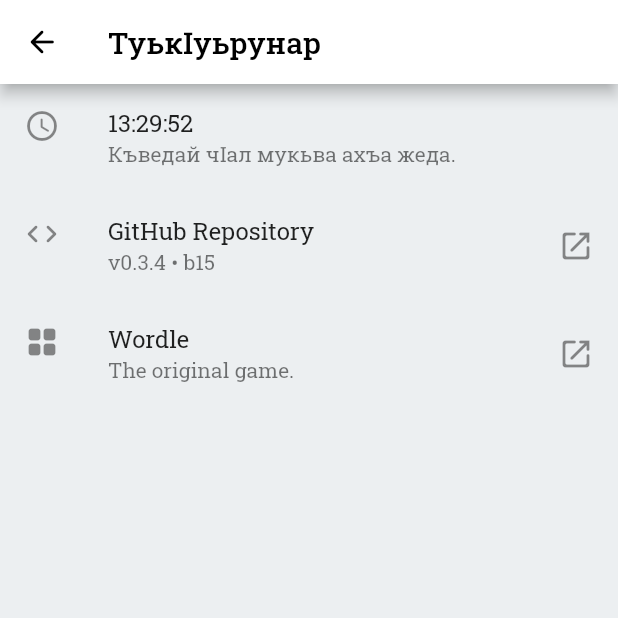
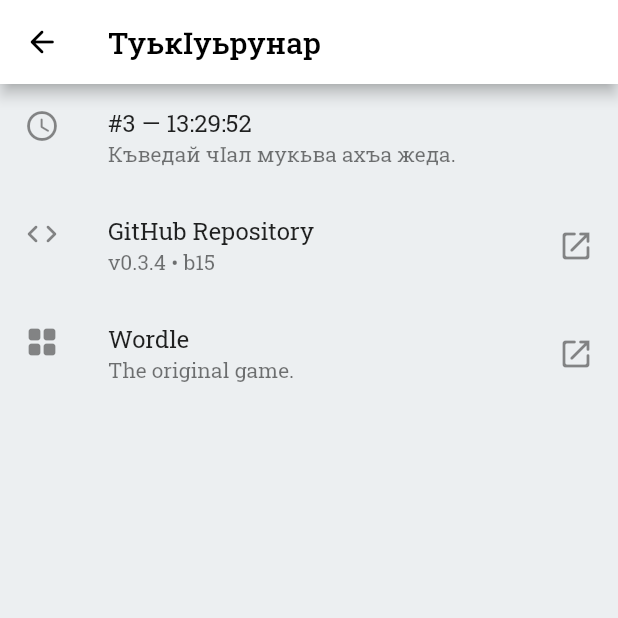
Before and after one commit to raxysstudios/mecel, a Flutter app: the screen it shows after launch, after a tap on the "settings" icon, on a phone screen of 412 x 824 dp, the top half of it. Run offline on Flutter 3.47's test engine with Material 2 defaults, Android fonts, the phone set to English and light mode, and no system bars; our stand-ins replace google_fonts, package_info_plus, shared_preferences.

Commit message:
Fix day number calculation

```diff
--- a/lib/modules/game/utils.dart
+++ b/lib/modules/game/utils.dart
@@ -2,7 +2,7 @@ import 'package:flutter/material.dart';
 import 'package:flutter/services.dart';
 
 String getTodaysWord(Set<String> words) {
-  final day = getCurrentDay();
+  final day = getCurrentDay() - 1;
   final i = day % words.length;
   final word = words.elementAt(i);
   return word;
@@ -11,7 +11,7 @@ String getTodaysWord(Set<String> words) {
 int getCurrentDay() {
   final orig = DateTime(2022, 2, 5);
   final diff = DateTime.now().difference(orig);
-  return diff.inDays;
+  return diff.inDays + 1;
 }
 
 Future<void> copyText(BuildContext context, String? text) async {
--- a/lib/modules/game/widgets/share_button.dart
+++ b/lib/modules/game/widgets/share_button.dart
@@ -15,7 +15,7 @@ class ShareButton extends StatelessWidget {
   String getSharingText() {
     var text = 'mecel • '
         '${game.config.language.name}'
-        ' • ${getCurrentDay() + 1} '
+        ' • ${getCurrentDay()} '
         '${game.attempts.length}/${game.maxAttempts}\n';
 
     text = text.titleCase;
--- a/lib/modules/settings/screens/settings.dart
+++ b/lib/modules/settings/screens/settings.dart
@@ -1,6 +1,7 @@
 import 'package:flutter/material.dart';
 import 'package:package_info_plus/package_info_plus.dart';
 import 'package:url_launcher/url_launcher.dart';
+import 'package:wordle/modules/game/utils.dart';
 import 'package:wordle/shared/extensions.dart';
 import 'package:wordle/shared/models/game_state.dart';
 import 'package:wordle/shared/widgets/rounded_back_button.dart';
@@ -33,7 +34,8 @@ class SettingsScreen extends StatelessWidget {
           ListTile(
             leading: const Icon(Icons.schedule_rounded),
             title: Countdown(
-              builder: (context, string) => Text(string),
+              builder: (context, string) =>
+                  Text('#${getCurrentDay()} — $string'),
             ),
             subtitle: Text(context.lclz('coming')),
           ),
```
